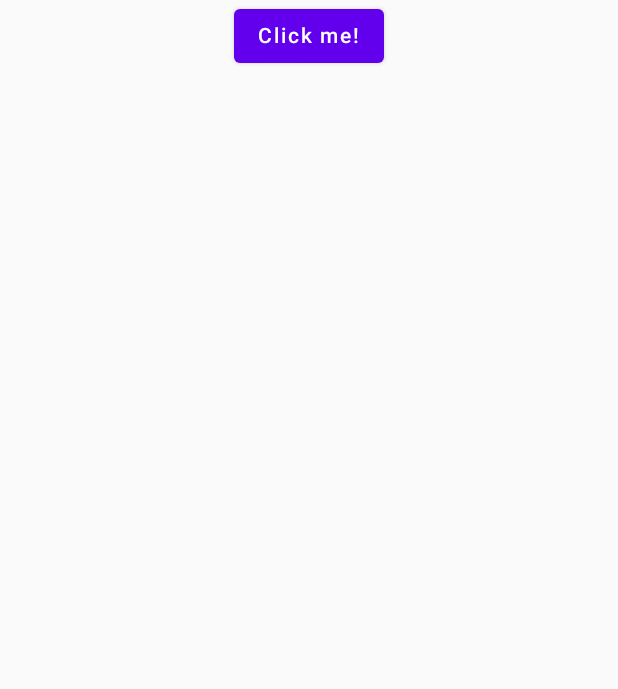
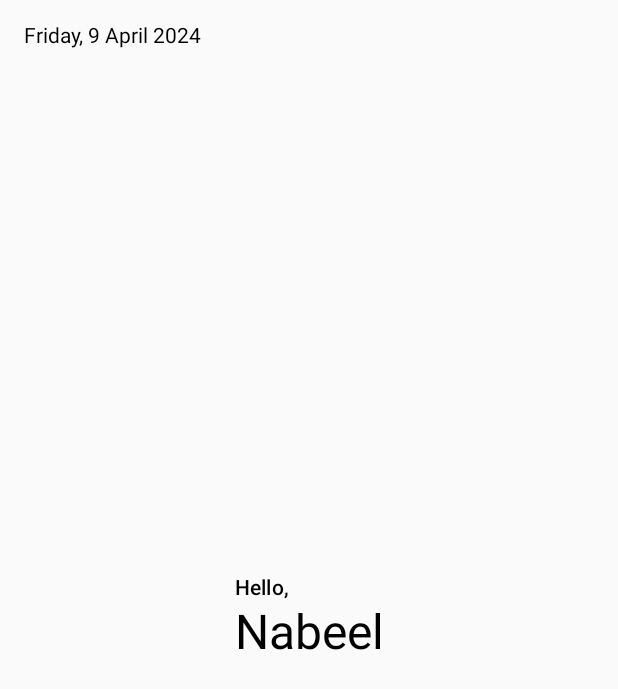
Before and after one commit to chawza/PersonalDashboard, an Android app built with Jetpack Compose: the screen it shows after launch (MainActivity), on a phone screen of 412 x 824 dp. Shown: the top 689 px of the screen. Run offline under Robolectric (Android 15) with nearby library versions, the phone set to English and light mode, and no system bars.

Commit message:
first view

```diff
--- a/composeApp/build.gradle.kts
+++ b/composeApp/build.gradle.kts
@@ -28,6 +28,7 @@ kotlin {
             implementation(compose.runtime)
             implementation(compose.foundation)
             implementation(compose.material)
+            implementation(compose.material3)
             implementation(compose.ui)
             implementation(compose.components.resources)
             implementation(compose.components.uiToolingPreview)
--- a/composeApp/src/androidMain/kotlin/com/chawza/dashboard/MainActivity.kt
+++ b/composeApp/src/androidMain/kotlin/com/chawza/dashboard/MainActivity.kt
@@ -4,15 +4,19 @@ import App
 import android.os.Bundle
 import androidx.activity.ComponentActivity
 import androidx.activity.compose.setContent
+import androidx.compose.material.MaterialTheme
 import androidx.compose.runtime.Composable
 import androidx.compose.ui.tooling.preview.Preview
+import views.MainDashboardView
 
 class MainActivity : ComponentActivity() {
     override fun onCreate(savedInstanceState: Bundle?) {
         super.onCreate(savedInstanceState)
 
         setContent {
-            App()
+            MaterialTheme {
+                MainDashboardView()
+            }
         }
     }
 }
--- /dev/null
+++ b/composeApp/src/commonMain/kotlin/Dictionary.kt
@@ -0,0 +1,39 @@
+val LANG = arrayOf("en", "id")
+
+val DAYS = mapOf(
+    "en" to mapOf(
+        1 to "Monday",
+        2 to "Tuesday",
+        3 to "Wednesday",
+        4 to "Thursday",
+        5 to "Friday",
+        6 to "Saturday",
+        7 to "Sunday",
+    ),
+    "id" to mapOf(
+        1 to "Senin",
+        2 to "Selasa",
+        3 to "Rabu",
+        4 to "Kamis",
+        5 to "Jumat",
+        6 to "Sabtu",
+        7 to "Minggu",
+    ),
+)
+
+val MONTHS = mapOf(
+    "en" to mapOf(
+        1 to "January",
+        2 to "February",
+        3 to "March",
+        4 to "April",
+        5 to "May",
+        6 to "June",
+        7 to "July",
+        8 to "August",
+        9 to "September",
+        10 to "October",
+        11 to "November",
+        12 to "December",
+    )
+)
--- /dev/null
+++ b/composeApp/src/commonMain/kotlin/views/MainDashboardView.kt
@@ -0,0 +1,60 @@
+package views
+
+import DAYS
+import MONTHS
+import androidx.compose.foundation.layout.Box
+import androidx.compose.foundation.layout.Column
+import androidx.compose.foundation.layout.fillMaxSize
+import androidx.compose.foundation.layout.padding
+import androidx.compose.material3.MaterialTheme
+import androidx.compose.material3.Text
+import androidx.compose.runtime.Composable
+import androidx.compose.runtime.getValue
+import androidx.compose.runtime.mutableStateOf
+import androidx.compose.runtime.remember
+import androidx.compose.ui.Alignment
+import androidx.compose.ui.Modifier
+import androidx.compose.ui.unit.dp
+import org.jetbrains.compose.ui.tooling.preview.Preview
+import java.util.Calendar
+import java.util.TimeZone
+
+@Composable
+fun MainDashboardView() {
+    val lang = "en"
+    val userName = "Nabeel"
+
+    Box(modifier = Modifier.padding(16.dp)) {
+        // Main Content
+        Box(modifier = Modifier.fillMaxSize(), contentAlignment = Alignment.Center) {
+            Column {
+                Text("Hello,", style = MaterialTheme.typography.titleSmall)
+                Text(userName, style = MaterialTheme.typography.headlineLarge)
+            }
+        }
+
+        // Top Left: Date and Time
+        val now by remember { mutableStateOf(Calendar.getInstance(TimeZone.getDefault())) }
+        val day = DAYS[lang]!![now.get(Calendar.DAY_OF_WEEK)]
+        val month = MONTHS[lang]!![now.get(Calendar.MONTH)]
+
+        val currentDate = "$day, ${now.get(Calendar.DATE)} $month ${now.get(Calendar.YEAR)}"
+        Box(
+            modifier = Modifier.fillMaxSize(),
+            contentAlignment = Alignment.TopStart
+        ) {
+            Text(text = currentDate)
+        }
+        // Top Right:
+        // Bottom Right:
+        // Bottom Left:
+    }
+}
+
+@Preview
+@Composable
+fun DashboardPreview() {
+    MaterialTheme {
+        MainDashboardView()
+    }
+}
```
